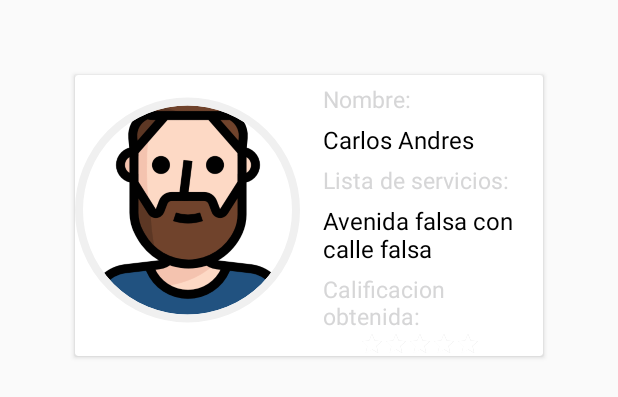
After one commit to Mc-Gilford/TT, an Android app: the layout infowindow_layout.xml on its own in the app's theme, with its tools: preview values and no code run, on a phone screen of 412 x 824 dp. The commit adds this screen. Shown: the top 397 px of the screen. Run offline under Robolectric (Android 15) with nearby library versions, the light colour scheme and no system bars.

Commit message:
Agregar infoWindow para profesionistas, sin jalar de la base de datos

```diff
--- a/DomuApp/App/app/src/main/java/com/matias/domuapp/activities/cliente/MapClienteActivity.java
+++ b/DomuApp/App/app/src/main/java/com/matias/domuapp/activities/cliente/MapClienteActivity.java
@@ -21,10 +21,12 @@ import android.os.Bundle;
 import android.os.Looper;
 import android.provider.Settings;
 import android.util.Log;
+import android.view.LayoutInflater;
 import android.view.Menu;
 import android.view.MenuItem;
 import android.view.View;
 import android.widget.Button;
+import android.widget.TextView;
 import android.widget.Toast;
 
 import com.firebase.geofire.GeoLocation;
@@ -349,6 +351,7 @@ public class MapClienteActivity extends AppCompatActivity implements OnMapReadyC
 
                 LatLng driverLatLng = new LatLng(location.latitude, location.longitude);
                 Marker marker = mMap.addMarker(new MarkerOptions().position(driverLatLng).title("Profesionista disponible").icon(BitmapDescriptorFactory.fromResource(R.drawable.veterinario_icon)));
+                mMap.setInfoWindowAdapter(new CustomInfoWindowAdapter(LayoutInflater.from(getApplicationContext())));
                 marker.setTag(key);
                 mProfesionistMarkers.add(marker);
             }
@@ -390,7 +393,34 @@ public class MapClienteActivity extends AppCompatActivity implements OnMapReadyC
         });
     }
 
+    public class CustomInfoWindowAdapter implements GoogleMap.InfoWindowAdapter {
 
+        private static final String TAG = "CustomInfoWindowAdapter";
+        private LayoutInflater inflater;
+
+        public CustomInfoWindowAdapter(LayoutInflater inflater){
+            this.inflater = inflater;
+        }
+
+        @Override
+        public View getInfoContents(final Marker m) {
+            //Carga layout personalizado.
+            View v = inflater.inflate(R.layout.infowindow_layout, null);
+            String[] info = m.getTitle().split("&");
+            String url = m.getSnippet();
+            ((TextView)v.findViewById(R.id.info_window_nombre)).setText("Lina Cortés");
+            ((TextView)v.findViewById(R.id.info_window_placas)).setText("Vacunas: $100 \nConsulta: $150" +
+                    "\n" + "Curación: $100");
+
+            return v;
+        }
+
+        @Override
+        public View getInfoWindow(Marker m) {
+            return null;
+        }
+
+    }
     @Override
     public boolean onCreateOptionsMenu(Menu menu) {
         getMenuInflater().inflate(R.menu.profesionista_menu, menu);
--- a/DomuApp/App/app/src/main/java/com/matias/domuapp/providers/GeofireProvider.java
+++ b/DomuApp/App/app/src/main/java/com/matias/domuapp/providers/GeofireProvider.java
@@ -33,7 +33,7 @@ public class GeofireProvider {
     }
 
     public GeoQuery getActiveProfesionist(LatLng latLng, double i) {
-        GeoQuery geoQuery = mGeofire.queryAtLocation(new GeoLocation(latLng.latitude, latLng.longitude), 10);
+        GeoQuery geoQuery = mGeofire.queryAtLocation(new GeoLocation(latLng.latitude, latLng.longitude), 5);
         geoQuery.removeAllListeners();
         return geoQuery;
     }
--- /dev/null
+++ b/DomuApp/App/app/src/main/res/layout/infowindow_layout.xml
@@ -0,0 +1,97 @@
+<?xml version="1.0" encoding="utf-8"?>
+<androidx.cardview.widget.CardView xmlns:android="http://schemas.android.com/apk/res/android"
+    xmlns:app="http://schemas.android.com/apk/res-auto"
+    android:orientation="vertical"
+    android:layout_width="match_parent"
+    android:layout_height="wrap_content"
+    android:layout_margin="50dp">
+
+    <LinearLayout
+        android:layout_width="match_parent"
+        android:layout_height="wrap_content"
+        android:orientation="horizontal" >
+
+        <de.hdodenhof.circleimageview.CircleImageView
+            android:id="@+id/imageViewProfile"
+            android:layout_width="150dp"
+            android:layout_height="180dp"
+            android:layout_gravity="center|top"
+            app:civ_border_width="5dp"
+            app:civ_border_color="#F0F0F0"
+            android:src="@drawable/man"
+            />
+        <LinearLayout
+            android:layout_width="wrap_content"
+            android:layout_height="wrap_content"
+            android:orientation="vertical">
+
+            <TextView
+                android:layout_width="wrap_content"
+                android:layout_height="wrap_content"
+                android:text="Nombre:"
+                android:textColor="@color/quantum_lightblue"
+                android:textSize="15sp"
+                android:layout_marginTop="5dp"
+                android:layout_marginLeft="15dp" />
+
+            <TextView
+                android:id="@+id/info_window_nombre"
+                android:layout_width="wrap_content"
+                android:layout_height="wrap_content"
+                android:text="Carlos Andres"
+                android:textColor="@color/black"
+                android:textSize="16sp"
+                android:layout_marginTop="5dp"
+                android:layout_marginLeft="15dp"
+                android:maxLines="1"/>
+
+            <TextView
+                android:layout_width="wrap_content"
+                android:layout_height="wrap_content"
+                android:text="Lista de servicios:"
+                android:textColor="@color/quantum_lightblue"
+                android:textSize="15sp"
+                android:layout_marginTop="5dp"
+                android:layout_marginLeft="15dp" />
+
+            <TextView
+                android:id="@+id/info_window_placas"
+                android:layout_width="wrap_content"
+                android:layout_height="match_parent"
+                android:layout_marginLeft="15dp"
+                android:layout_marginTop="5dp"
+                android:maxLines="5"
+                android:text="Avenida falsa con calle falsa"
+                android:textColor="@color/black"
+                android:textSize="16sp" />
+
+            <TextView
+                android:layout_width="wrap_content"
+                android:layout_height="wrap_content"
+                android:text="Calificacion obtenida:"
+                android:textColor="@color/quantum_lightblue"
+                android:textSize="15sp"
+                android:layout_marginTop="5dp"
+                android:layout_marginLeft="15dp" />
+            <LinearLayout
+                android:layout_width="match_parent"
+                android:layout_height="match_parent">
+                <RatingBar
+                    android:id="@+id/MyRating"
+                    style="?android:attr/ratingBarStyleSmall"
+                    android:layout_width="wrap_content"
+                    android:layout_height="wrap_content"
+                    android:isIndicator="true"
+                    android:numStars="5"
+                    android:rating="5"
+                    android:layout_marginLeft="40dp"
+                    android:stepSize="0.5" />
+
+            </LinearLayout>
+
+        </LinearLayout>
+
+    </LinearLayout>
+
+
+</androidx.cardview.widget.CardView>
```
